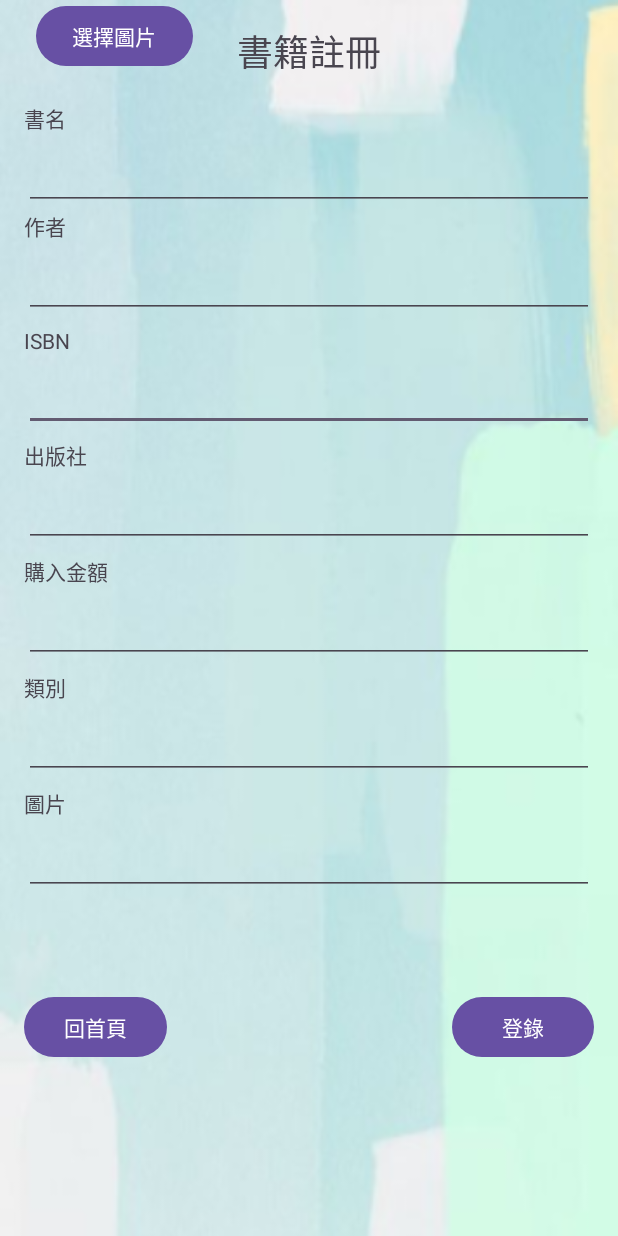
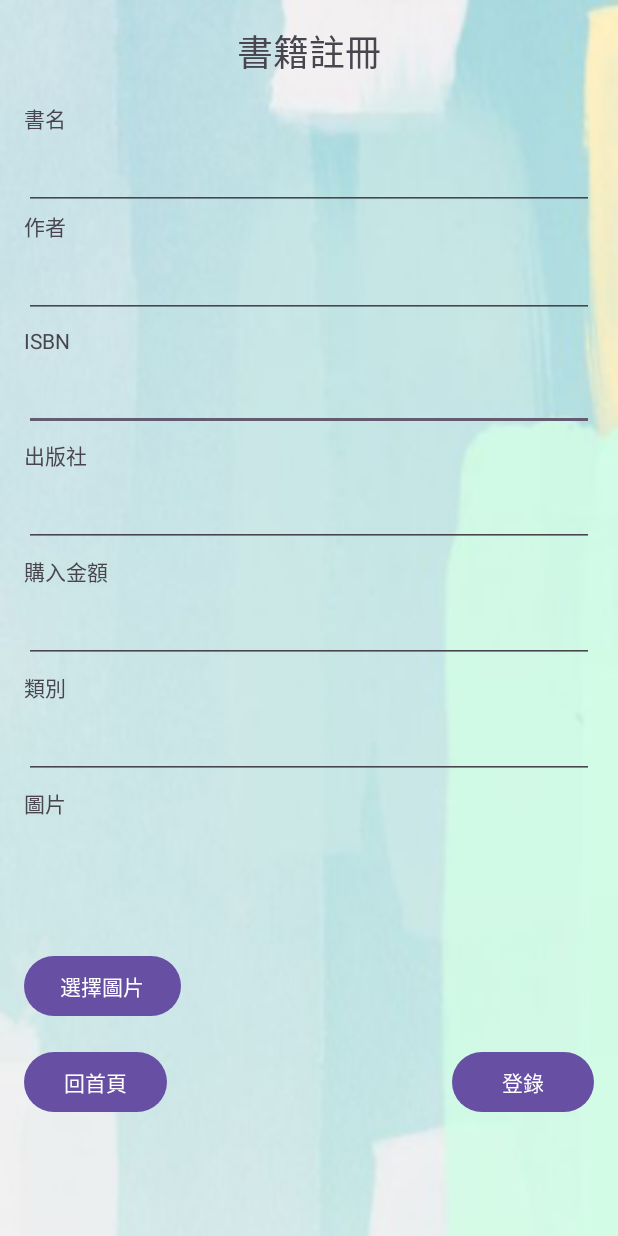
Before and after one commit to ken22i/app_develop_final_groovy, an Android app: the layout book_register_layout.xml on its own in the app's theme, with its tools: preview values and no code run, on a phone screen of 412 x 824 dp. Run offline under Robolectric (Android 15) with nearby library versions, the light colour scheme and no system bars.

Commit message:
image choose

```diff
--- a/app/src/main/res/layout/book_register_layout.xml
+++ b/app/src/main/res/layout/book_register_layout.xml
@@ -26,23 +26,23 @@
         android:layout_width="0dp"
         android:layout_height="wrap_content"
         android:layout_marginStart="16dp"
-        android:layout_marginTop="64dp"
+        android:layout_marginTop="16dp"
         android:layout_marginEnd="190dp"
         android:text="回首頁"
         app:layout_constraintEnd_toStartOf="@+id/btn_login"
         app:layout_constraintStart_toStartOf="parent"
-        app:layout_constraintTop_toBottomOf="@+id/edit_image" />
+        app:layout_constraintTop_toBottomOf="@+id/btn_choose_image" />
 
     <Button
         android:id="@+id/btn_login"
         android:layout_width="0dp"
         android:layout_height="wrap_content"
-        android:layout_marginTop="64dp"
+        android:layout_marginTop="16dp"
         android:layout_marginEnd="16dp"
         android:text="登錄"
         app:layout_constraintEnd_toEndOf="parent"
         app:layout_constraintStart_toEndOf="@+id/btn_back_register"
-        app:layout_constraintTop_toBottomOf="@+id/edit_image" />
+        app:layout_constraintTop_toBottomOf="@+id/btn_choose_image" />
 
     <TextView
         android:id="@+id/textView5"
@@ -100,19 +100,6 @@
         app:layout_constraintEnd_toEndOf="parent"
         app:layout_constraintStart_toStartOf="parent"
         app:layout_constraintTop_toBottomOf="@+id/textView8" />
-
-    <EditText
-        android:id="@+id/edit_image"
-        android:layout_width="0dp"
-        android:layout_height="wrap_content"
-        android:layout_marginStart="16dp"
-        android:layout_marginTop="5dp"
-        android:layout_marginEnd="16dp"
-        android:ems="10"
-        android:inputType="text"
-        app:layout_constraintEnd_toEndOf="parent"
-        app:layout_constraintStart_toStartOf="parent"
-        app:layout_constraintTop_toBottomOf="@+id/textView10" />
 
     <TextView
         android:id="@+id/textView4"
@@ -213,8 +200,20 @@
         android:id="@+id/btn_choose_image"
         android:layout_width="wrap_content"
         android:layout_height="wrap_content"
-        android:layout_marginStart="24dp"
+        android:layout_marginStart="16dp"
+        android:layout_marginTop="26dp"
         android:text="選擇圖片"
         app:layout_constraintStart_toStartOf="parent"
-        tools:layout_editor_absoluteY="600dp" />
+        app:layout_constraintTop_toBottomOf="@+id/filename" />
+
+    <TextView
+        android:id="@+id/filename"
+        android:layout_width="379dp"
+        android:layout_height="49dp"
+        android:layout_marginStart="16dp"
+        android:layout_marginTop="12dp"
+        app:layout_constraintEnd_toEndOf="parent"
+        app:layout_constraintHorizontal_bias="0.059"
+        app:layout_constraintStart_toStartOf="parent"
+        app:layout_constraintTop_toBottomOf="@+id/textView10" />
 </androidx.constraintlayout.widget.ConstraintLayout>
```
Also changed, not shown: app/src/main/java/com/fcu/app_develop_groovy/SearchResultActivity.java (+11 -2 lines), app/src/main/java/com/fcu/app_develop_groovy/book_register.java (+30 -2 lines), app/src/main/res/layout/activity_search_result.xml (+16 -1 lines).
